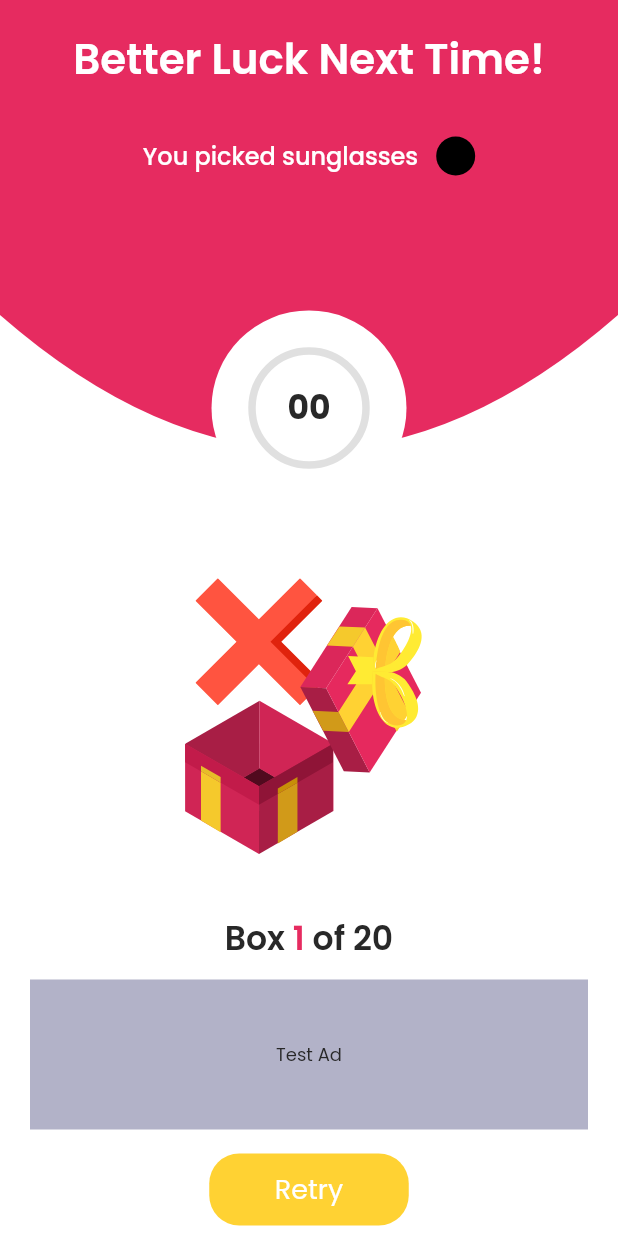
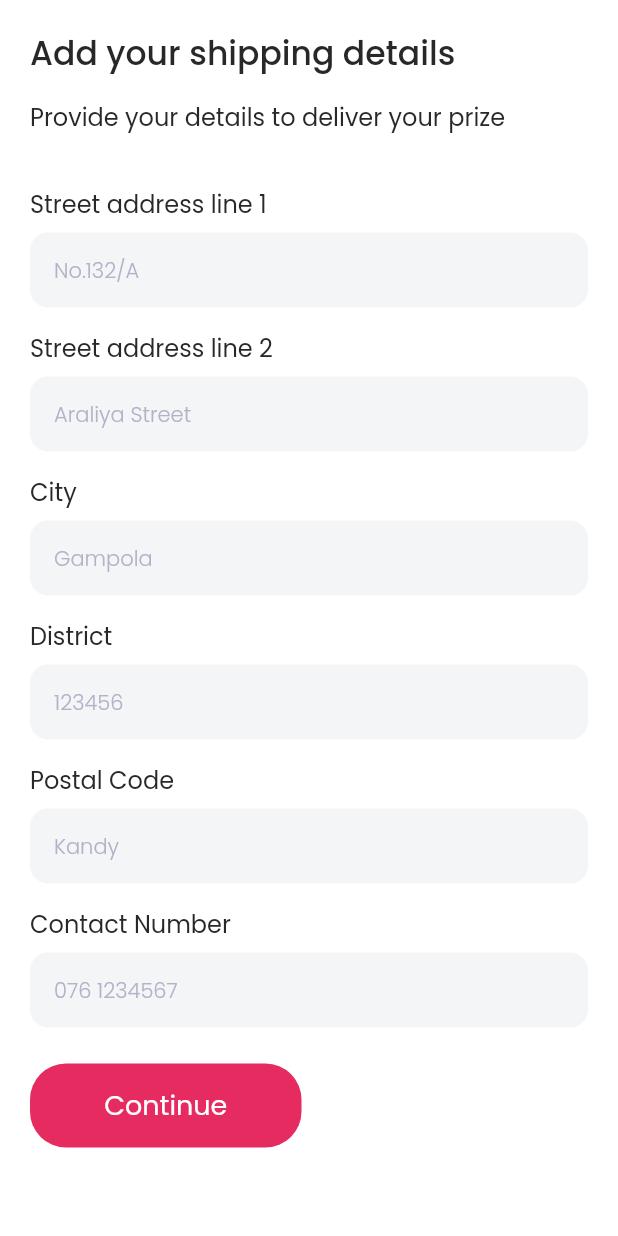
Before and after one commit to Millionpixels-tech/gifts, a Flutter app: the screen it shows after launch, on a phone screen of 412 x 824 dp. Run offline on Flutter 3.47's test engine with Material 3 defaults, Android fonts, the light colour scheme and no system bars; our stand-ins replace flutter_svg, go_router, google_fonts.

Commit message:
address details page done

```diff
--- a/lib/router/router.dart
+++ b/lib/router/router.dart
@@ -1,4 +1,5 @@
 import 'package:gifts/router/router_names.dart';
+import 'package:gifts/screens/address_details.dart';
 import 'package:gifts/screens/auth/login_page.dart';
 import 'package:gifts/screens/auth/signup_page.dart';
 import 'package:gifts/screens/home_page.dart';
@@ -13,7 +14,7 @@ class RouterClass{
       name: RouterNames.login,
       pageBuilder: (context, state) {
           return NoTransitionPage(
-              child: const PickBoxPage(),
+              child: const AddressDetails(),
           );
         },
       ),
--- /dev/null
+++ b/lib/screens/address_details.dart
@@ -0,0 +1,58 @@
+import 'package:flutter/material.dart';
+import 'package:gifts/common_widgets/input_text_box_widget.dart';
+import 'package:gifts/common_widgets/submit_button_widget.dart';
+
+class AddressDetails extends StatefulWidget {
+  const AddressDetails({super.key});
+
+  @override
+  State<AddressDetails> createState() => _AddressDetailsState();
+}
+
+class _AddressDetailsState extends State<AddressDetails> {
+  @override
+  Widget build(BuildContext context) {
+    final textTheme = Theme.of(context).textTheme;
+    final colorScheme = Theme.of(context).colorScheme;
+    return Scaffold(
+      body: Padding(padding: EdgeInsets.all(20),
+      child: SingleChildScrollView(
+        child: Column(
+          crossAxisAlignment: CrossAxisAlignment.start,
+          children: [
+            Text('Add your shipping details', style: textTheme.headlineSmall?.copyWith(fontSize: 22),),
+            SizedBox(height: 16,),
+            Text('Provide your details to deliver your prize', style: textTheme.titleMedium,),
+            SizedBox(height: 36,),
+            Text('Street address line 1', style: textTheme.titleMedium,),
+            SizedBox(height: 8,),
+            InputTextbox(hintText: 'No.132/A',),
+            SizedBox(height: 16,),
+            Text('Street address line 2', style: textTheme.titleMedium,),
+            SizedBox(height: 8,),
+            InputTextbox(hintText: 'Araliya Street',),
+            SizedBox(height: 16,),
+            Text('City', style: textTheme.titleMedium,),
+            SizedBox(height: 8,),
+            InputTextbox(hintText: 'Gampola',),
+            SizedBox(height: 16,),
+            Text('District', style: textTheme.titleMedium,),
+            SizedBox(height: 8,),
+            InputTextbox(hintText: '123456',),
+            SizedBox(height: 16,),
+            Text('Postal Code', style: textTheme.titleMedium,),
+            SizedBox(height: 8,),
+            InputTextbox(hintText: 'Kandy',),
+            SizedBox(height: 16,),
+            Text('Contact Number', style: textTheme.titleMedium,),
+            SizedBox(height: 8,),
+            InputTextbox(hintText: '076 1234567',),
+            SizedBox(height: 24,),
+            SubmitButtonWidget(buttonHeight: 56, buttonWidth: 181, text: 'Continue', hasIcon: false, buttonIconUrl: '')
+          ],
+        ),
+      ),
+      ),
+    );
+  }
+}
```
